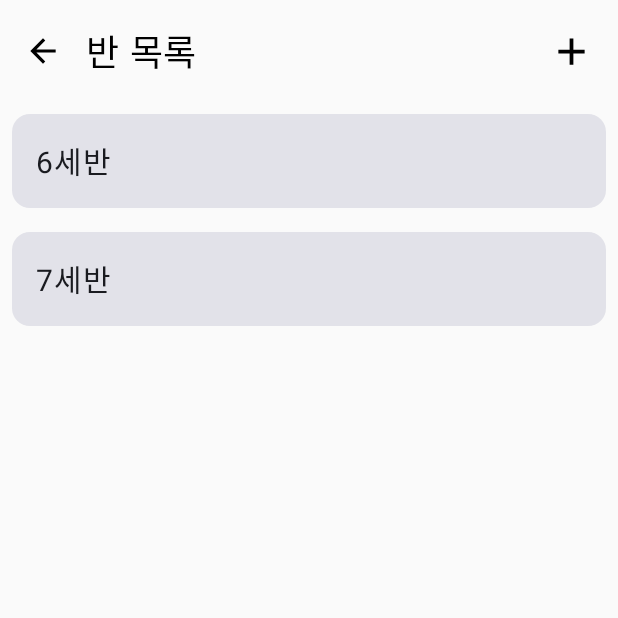
After one commit to gaa333/CV2Project, an Android app built with Jetpack Compose: the StudentClassListActivity screen opened directly, with no data from a screen before it, on a phone screen of 412 x 824 dp, the top half of it. The commit adds this screen. Run offline under Robolectric (Android 15) with nearby library versions, the phone set to English and light mode, and no system bars.

Commit message:
학생 관리, 학생 세부사항, 반 목록 추가 카메라 잘림 현상 해결중

```diff
--- a/app/src/main/AndroidManifest.xml
+++ b/app/src/main/AndroidManifest.xml
@@ -41,6 +41,9 @@
         <activity android:name=".StudentManagementActivity" />
         <activity android:name=".AddNoticeActivity" />
         <activity android:name=".DetailNoticeActivity" />
+        <activity android:name=".DetailPerformanceReportActivity" />
+        <activity android:name=".StudentClassListActivity" />
+        <activity android:name=".StudentDetailActivity" />
     </application>
 
 </manifest>
--- /dev/null
+++ b/app/src/main/java/com/example/cv2project/StudentClassListActivity.kt
@@ -0,0 +1,146 @@
+package com.example.cv2project
+
+import android.app.Activity
+import android.content.Intent
+import android.os.Bundle
+import androidx.activity.ComponentActivity
+import androidx.activity.compose.setContent
+import androidx.compose.foundation.clickable
+import androidx.compose.foundation.layout.Column
+import androidx.compose.foundation.layout.Row
+import androidx.compose.foundation.layout.Spacer
+import androidx.compose.foundation.layout.fillMaxSize
+import androidx.compose.foundation.layout.fillMaxWidth
+import androidx.compose.foundation.layout.padding
+import androidx.compose.foundation.layout.size
+import androidx.compose.foundation.layout.width
+import androidx.compose.material.icons.Icons
+import androidx.compose.material.icons.filled.Add
+import androidx.compose.material.icons.filled.ArrowBack
+import androidx.compose.material3.AlertDialog
+import androidx.compose.material3.Button
+import androidx.compose.material3.Card
+import androidx.compose.material3.Icon
+import androidx.compose.material3.OutlinedTextField
+import androidx.compose.material3.Text
+import androidx.compose.runtime.Composable
+import androidx.compose.runtime.getValue
+import androidx.compose.runtime.mutableStateOf
+import androidx.compose.runtime.remember
+import androidx.compose.runtime.setValue
+import androidx.compose.ui.Alignment
+import androidx.compose.ui.Modifier
+import androidx.compose.ui.platform.LocalContext
+import androidx.compose.ui.unit.dp
+import androidx.compose.ui.unit.sp
+import com.example.cv2project.ui.theme.CV2ProjectTheme
+
+class StudentClassListActivity:ComponentActivity() {
+    override fun onCreate(savedInstanceState: Bundle?) {
+        super.onCreate(savedInstanceState)
+        setContent {
+            CV2ProjectTheme {
+                StudentClassListScreen()
+            }
+        }
+    }
+}
+
+@Composable
+fun StudentClassListScreen() {
+    val context = LocalContext.current as? Activity
+    var classList by remember { mutableStateOf(listOf("6세반", "7세반")) }
+    var isAddingClass by remember { mutableStateOf(false) }
+    var newClassName by remember { mutableStateOf("") }
+
+    Column(
+        modifier = Modifier.fillMaxSize(),
+        horizontalAlignment = Alignment.CenterHorizontally
+    ) {
+        Row(
+            modifier = Modifier
+                .fillMaxWidth()
+                .padding(vertical = 16.dp, horizontal = 16.dp),
+            verticalAlignment = Alignment.CenterVertically
+        ) {
+            Icon(
+                imageVector = Icons.Default.ArrowBack,
+                contentDescription = "뒤로가기",
+                modifier = Modifier
+                    .size(25.dp)
+                    .clickable { context?.finish() }
+            )
+            Spacer(modifier = Modifier.width(16.dp))
+
+            Text(
+                text = "반 목록",
+                fontSize = 24.sp,
+                modifier = Modifier.weight(1f)
+            )
+
+            Icon(
+                imageVector = Icons.Default.Add,
+                contentDescription = "반 추가",
+                modifier = Modifier
+                    .size(30.dp)
+                    .clickable { isAddingClass = true }
+            )
+        }
+
+        classList.forEach { className ->
+            Card(
+                modifier = Modifier
+                    .fillMaxWidth()
+                    .padding(8.dp)
+                    .clickable {
+                        val intent = Intent(context, StudentManagementActivity::class.java)
+                        intent.putExtra("class_name", className) // 반 이름 전달
+                        context?.startActivity(intent)
+                    }
+            ) {
+                Text(
+                    text = className,
+                    fontSize = 20.sp,
+                    modifier = Modifier.padding(16.dp)
+                )
+            }
+        }
+
+        if (isAddingClass) {
+            AlertDialog(
+                onDismissRequest = { isAddingClass = false },
+                title = { Text("새로운 반 추가") },
+                text = {
+                    OutlinedTextField(
+                        value = newClassName,
+                        onValueChange = {
+                            newClassName = it.filter { char -> char.isDigit() }
+                            if (newClassName.isNotEmpty()) {
+                                newClassName = "${newClassName}세반"
+                            }
+                        },
+                        label = { Text("숫자 입력") }
+                    )
+                },
+                confirmButton = {
+                    Button(
+                        onClick = {
+                            if (newClassName.isNotBlank()) {
+                                classList = classList + newClassName
+                                newClassName = ""
+                                isAddingClass = false
+                            }
+                        }
+                    ) {
+                        Text("추가")
+                    }
+                },
+                dismissButton = {
+                    Button(onClick = { isAddingClass = false }) {
+                        Text("취소")
+                    }
+                }
+            )
+        }
+    }
+}
```
Also changed, not shown: app/src/main/java/com/example/cv2project/DetailPerformanceReportActivity.kt (added, +58 -0 lines), app/src/main/java/com/example/cv2project/MainActivity.kt (+49 -9 lines), app/src/main/java/com/example/cv2project/PaymentActivity.kt (+3 -9 lines), app/src/main/java/com/example/cv2project/PerformanceReportActivity.kt (+96 -11 lines), app/src/main/java/com/example/cv2project/StudentDetailActivity.kt (added, +88 -0 lines), app/src/main/java/com/example/cv2project/StudentManagementActivity.kt (+35 -25 lines), app/src/main/res/drawable/student1.png (added), app/src/main/res/drawable/student2.png (added), app/src/main/res/drawable/student3.png (added), app/src/main/res/drawable/student4.png (added), app/src/main/res/drawable/student5.png (added), app/src/main/res/drawable/student6.png (added).
